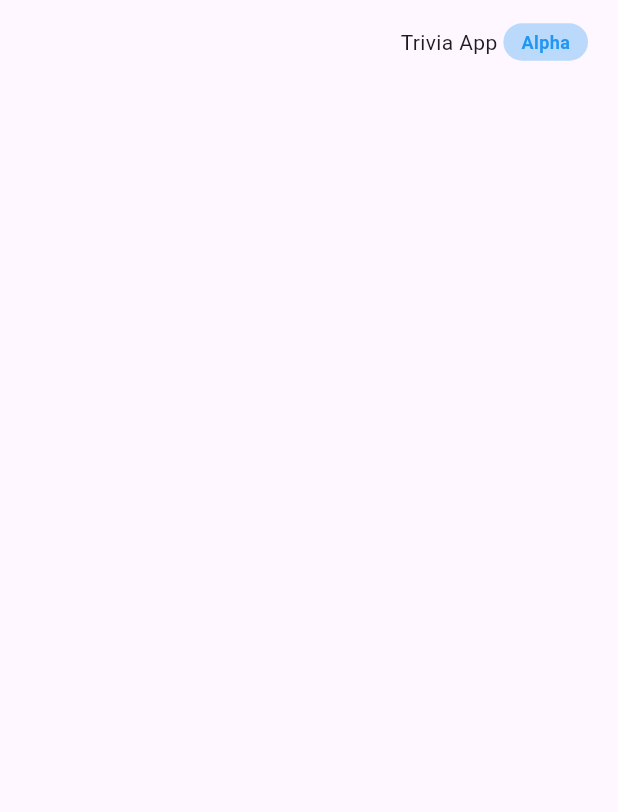
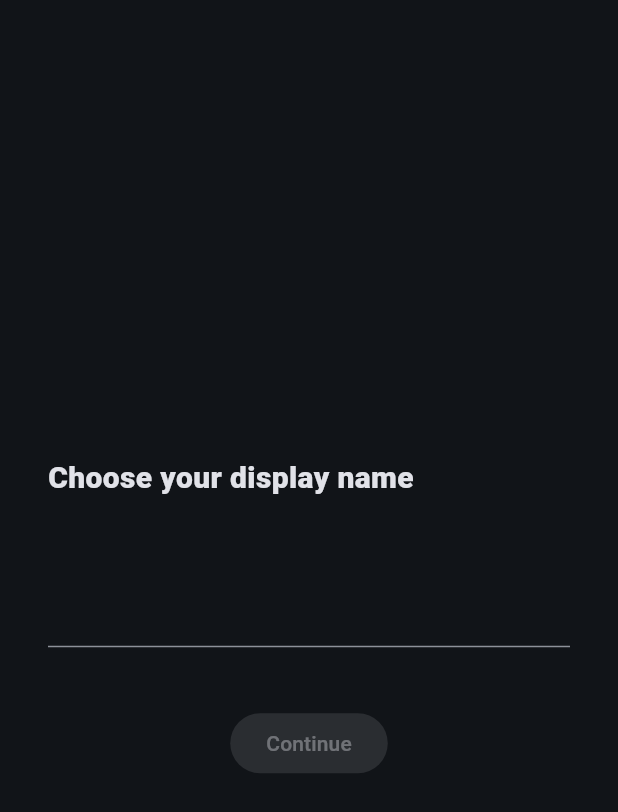
Before and after one commit to krismata15/trivia-app-llm, a Flutter app: the screen it shows after launch, on a phone screen of 412 x 824 dp. Shown: the top 812 px of the screen. Run offline on Flutter 3.47's test engine with Material 2 defaults, Android fonts, the phone set to English and light mode, and no system bars; our stand-ins replace cloud_firestore, equatable, firebase_auth, firebase_core, flutter_bloc, go_router; accounts and stored records are empty.

Commit message:
initial configs for anonymous login

```diff
--- /dev/null
+++ b/lib/auth/bloc/authentication_event.dart
@@ -0,0 +1,18 @@
+part of 'authentication_bloc.dart';
+
+@immutable
+abstract class AuthenticationEvent {}
+
+class AuthenticationInitialCheck extends AuthenticationEvent {}
+
+class AuthenticateAnonymously extends AuthenticationEvent {
+  AuthenticateAnonymously({required this.username});
+
+  final String username;
+}
+
+class AuthenticationUpdateUserData extends AuthenticationEvent {
+  AuthenticationUpdateUserData({required this.userAppNewData});
+
+  final UserApp userAppNewData;
+}
--- /dev/null
+++ b/lib/auth/bloc/authentication_state.dart
@@ -0,0 +1,14 @@
+part of 'authentication_bloc.dart';
+
+@immutable
+abstract class AuthenticationState {}
+
+class AuthenticationInitial extends AuthenticationState {}
+
+class AuthenticationInProgress extends AuthenticationState {}
+
+class AuthenticationAuthenticated extends AuthenticationState {
+  AuthenticationAuthenticated();
+}
+
+class AuthenticationFailure extends AuthenticationState {}
--- /dev/null
+++ b/lib/auth/login_anonymously_page.dart
@@ -0,0 +1,90 @@
+import 'package:flutter/material.dart';
+import 'package:flutter_bloc/flutter_bloc.dart';
+import 'package:go_router/go_router.dart';
+import 'package:llm_trivia/auth/bloc/authentication_bloc.dart';
+import 'package:llm_trivia/utils/basic_styles.dart';
+
+class LoginAnonymouslyPage extends StatefulWidget {
+  const LoginAnonymouslyPage({super.key, this.guardedRoute});
+
+  final String? guardedRoute;
+
+  @override
+  State<LoginAnonymouslyPage> createState() => _LoginAnonymouslyPageState();
+}
+
+class _LoginAnonymouslyPageState extends State<LoginAnonymouslyPage> {
+  bool isLoading = false;
+
+  String? username;
+
+  @override
+  Widget build(BuildContext context) {
+    final bool validUsername = username != null && username!.isNotEmpty;
+    return BlocListener<AuthenticationBloc, AuthenticationState>(
+      listener: (context, state) {
+        if (state is AuthenticationInProgress) {
+          setState(() {
+            isLoading = true;
+          });
+        } else {
+          setState(() {
+            isLoading = false;
+          });
+        }
+
+        if (state is AuthenticationAuthenticated) {
+          if (widget.guardedRoute != null) {
+            context.go(widget.guardedRoute!);
+          }
+        }
+      },
+      child: Scaffold(
+        body: Padding(
+          padding: const EdgeInsets.symmetric(
+            horizontal: BasicStyles.horizontalPadding,
+          ),
+          child: Column(
+            mainAxisAlignment: MainAxisAlignment.center,
+            crossAxisAlignment: CrossAxisAlignment.start,
+            children: [
+              const Text(
+                'Choose your display name',
+                style: BasicStyles.titleStyle,
+              ),
+              const SizedBox(
+                height: BasicStyles.standardSeparationVertical * 2.5,
+              ),
+              TextField(
+                onChanged: (value) {
+                  setState(() {
+                    username = value;
+                  });
+                },
+              ),
+              const SizedBox(
+                height: BasicStyles.standardSeparationVertical * 2,
+              ),
+              Center(
+                child: ElevatedButton(
+                  onPressed: validUsername
+                      ? () {
+                          context.read<AuthenticationBloc>().add(
+                                AuthenticateAnonymously(username: username!),
+                              );
+                        }
+                      : null,
+                  child: isLoading
+                      ? const CircularProgressIndicator(
+                          color: Colors.white,
+                        )
+                      : const Text('Continue'),
+                ),
+              ),
+            ],
+          ),
+        ),
+      ),
+    );
+  }
+}
--- a/lib/main.dart
+++ b/lib/main.dart
@@ -1,10 +1,15 @@
+import 'package:firebase_auth/firebase_auth.dart';
 import 'package:firebase_core/firebase_core.dart';
 import 'package:flutter/material.dart';
+import 'package:flutter_bloc/flutter_bloc.dart';
 import 'package:go_router/go_router.dart';
+import 'package:llm_trivia/auth/bloc/authentication_bloc.dart';
+import 'package:llm_trivia/auth/login_anonymously_page.dart';
 import 'package:llm_trivia/firebase_options.dart';
 import 'package:llm_trivia/home_screen.dart';
 
 void main() async {
+  WidgetsFlutterBinding.ensureInitialized();
   await Firebase.initializeApp(
     options: DefaultFirebaseOptions.currentPlatform,
   );
@@ -16,13 +21,19 @@ class App extends StatelessWidget {
 
   @override
   Widget build(BuildContext context) {
-    return MaterialApp.router(
-      debugShowCheckedModeBanner: false,
-      theme: ThemeData(
-        useMaterial3: true,
-        primarySwatch: Colors.blue,
+    return BlocProvider(
+      create: (context) => AuthenticationBloc(),
+      child: MaterialApp.router(
+        debugShowCheckedModeBanner: false,
+        theme: ThemeData(
+          useMaterial3: true,
+          colorScheme: ColorScheme.fromSeed(
+            seedColor: Colors.blue,
+            brightness: Brightness.dark,
+          ),
+        ),
+        routerConfig: _router,
       ),
-      routerConfig: _router,
     );
   }
 }
@@ -32,6 +43,19 @@ final _router = GoRouter(
     GoRoute(
       path: '/',
       builder: (context, state) => const HomeScreen(),
+      redirect: (context, state) {
+        if (FirebaseAuth.instance.currentUser == null) {
+          return '/login';
+        }
+        return null;
+      },
+      routes: [
+        GoRoute(
+          path: 'login',
+          name: 'login',
+          builder: (context, state) => const LoginAnonymouslyPage(),
+        ),
+      ],
     ),
   ],
 );
--- /dev/null
+++ b/lib/models/user_app.dart
@@ -0,0 +1,44 @@
+import 'package:equatable/equatable.dart';
+
+class UserApp extends Equatable {
+  const UserApp({
+    required this.id,
+    required this.username,
+    required this.type,
+    required this.createdAt,
+  });
+
+  UserApp.fromJson(Map<String, dynamic> json)
+      : id = json['id'],
+        username = json['username'],
+        type = json['type'],
+        createdAt = json['createdAt'].toString();
+
+  final String id;
+  final String username;
+  final String type;
+  final String createdAt;
+  UserApp copyWith({
+    String? id,
+    String? username,
+    String? type,
+    String? createdAt,
+  }) =>
+      UserApp(
+        id: id ?? this.id,
+        username: username ?? this.username,
+        type: type ?? this.type,
+        createdAt: createdAt ?? this.createdAt,
+      );
+  Map<String, dynamic> toJson() {
+    final map = <String, dynamic>{};
+    map['id'] = id;
+    map['username'] = username;
+    map['type'] = type;
+    map['createdAt'] = createdAt;
+    return map;
+  }
+
+  @override
+  List<Object?> get props => [id, username, type];
+}
--- /dev/null
+++ b/lib/utils/basic_styles.dart
@@ -0,0 +1,27 @@
+import 'package:flutter/material.dart';
+
+abstract class BasicStyles {
+  static const double horizontalPadding = 32;
+  static const double verticalPadding = 32;
+  static const double standardSeparationVertical = 20;
+
+  static const TextStyle barTitleStyle = TextStyle(
+    fontSize: 22,
+    fontWeight: FontWeight.w800,
+  );
+
+  static const TextStyle titleStyle = TextStyle(
+    fontWeight: FontWeight.w800,
+    fontSize: 20,
+  );
+
+  static const TextStyle simpleTitleStyle = TextStyle(
+    fontSize: 18,
+    fontWeight: FontWeight.w500,
+  );
+
+  static const TextStyle subTitleStyle = TextStyle(
+    fontSize: 16,
+    fontWeight: FontWeight.w700,
+  );
+}
--- /dev/null
+++ b/lib/utils/firebase_collection_names.dart
@@ -0,0 +1,6 @@
+abstract class FirebaseCollectionNames {
+  static const String gamesCollection = 'games';
+  static const String usersCollection = 'users';
+  static const String decksCollection = 'decks';
+  static const String gamesResultsCollection = 'games_results';
+}
--- a/pubspec.yaml
+++ b/pubspec.yaml
@@ -19,6 +19,8 @@ dependencies:
   dio: ^5.3.2
   awesome_dio_interceptor: ^1.0.0
   firebase_core: ^2.15.0
+  firebase_auth: ^4.7.2
+  cloud_firestore: ^4.8.4
 
 dev_dependencies:
   flutter_test:
```
Also changed, not shown: lib/auth/bloc/authentication_bloc.dart (added, +45 -0 lines), lib/auth/firebase_auth_service.dart (added, +51 -0 lines), lib/utils/app_bloc_observer.dart (added, +28 -0 lines), pubspec.lock, 2 other files.
